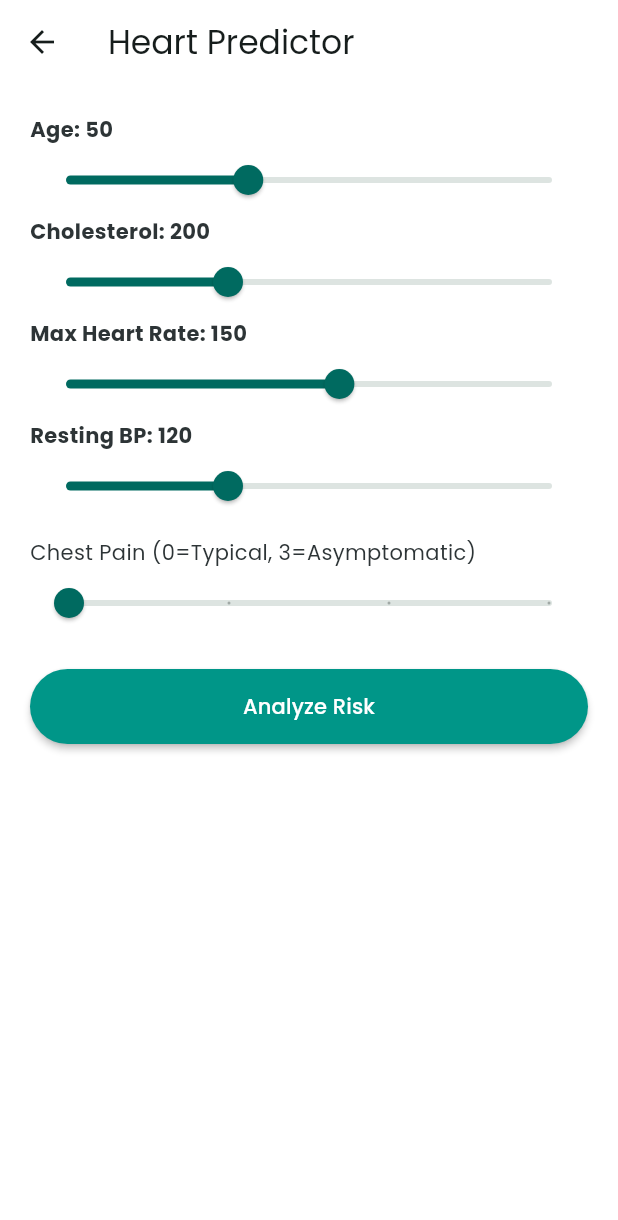
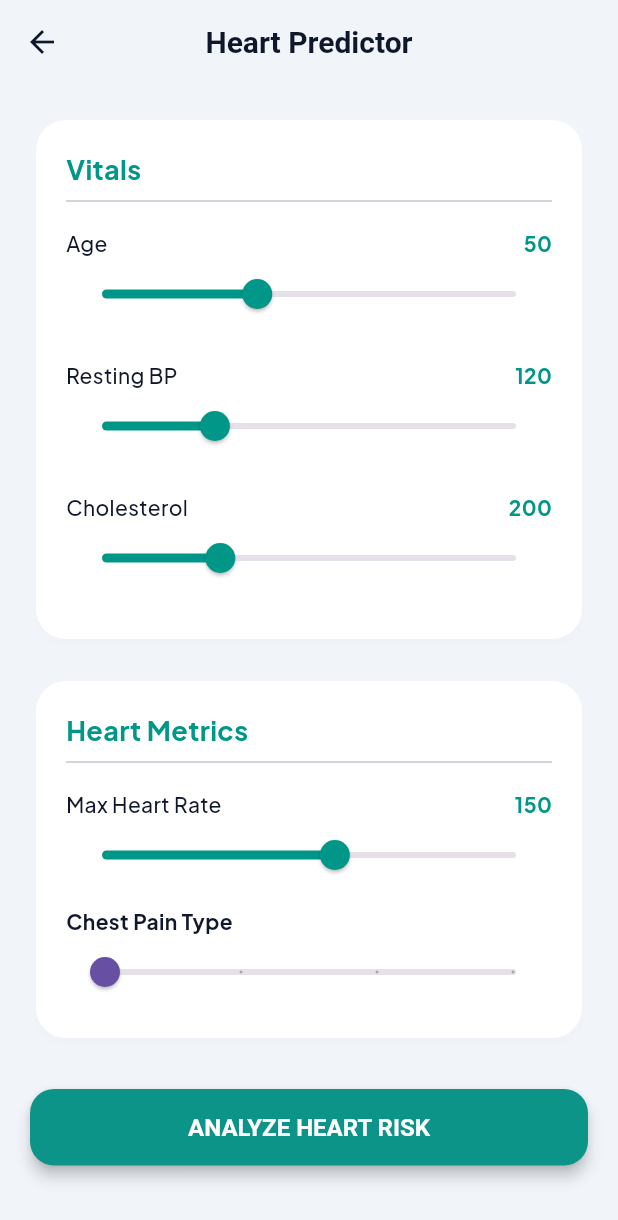
Before and after one commit to abhinavtech23/DILPROTEK, a Flutter app: the screen it shows once a user with an empty profile is signed in, after a tap on "Heart Risk Predictor", on a phone screen of 412 x 824 dp. Shown: the top 1220 px of the screen. Run offline on Flutter 3.47's test engine with Material 3 defaults, Android fonts, the light colour scheme and no system bars; our stand-ins replace camera, cloud_firestore, csv, firebase_auth, firebase_core, flutter_markdown and 3 more; missing offline and left inert: google_mlkit_image_labeling, google_mlkit_text_recognition, model_viewer_plus, record; accounts and stored records are empty; network calls fail.

Commit message:
Update app features: add AI doctor sheet, food item model, and screens

```diff
--- /dev/null
+++ b/devtools_options.yaml
@@ -0,0 +1,3 @@
+description: This file stores settings for Dart & Flutter DevTools.
+documentation: https://docs.flutter.dev/tools/devtools/extensions#configure-extension-enablement-states
+extensions:
--- a/lib/core/theme/app_theme.dart
+++ b/lib/core/theme/app_theme.dart
@@ -2,62 +2,52 @@ import 'package:flutter/material.dart';
 import 'package:google_fonts/google_fonts.dart';
 
 class AppTheme {
-  // Medical Color Palette
-  static const Color primaryTeal = Color(0xFF009688);
-  static const Color alertRed = Color(0xFFFF5252);
-  static const Color calmBlue = Color(0xFFE3F2FD);
-  static const Color textDark = Color(0xFF2D3436);
+  // 🏥 Modern Medical Palette
+  static const Color primaryTeal = Color(0xFF0D9488); // Darker, richer teal
+  static const Color secondaryTeal = Color(0xFF2DD4BF); // Brighter accent
+  static const Color alertRed = Color(0xFFEF4444);
+  static const Color safeGreen = Color(0xFF10B981);
+  static const Color darkNavy = Color(0xFF0F172A); // Professional text color
+  static const Color softGrey = Color(0xFFF1F5F9); // Background
 
   static final ThemeData lightTheme = ThemeData(
     useMaterial3: true,
-    colorScheme: ColorScheme.fromSeed(
-      seedColor: primaryTeal,
-      secondary: alertRed,
-      surface: Colors.white,
-      background: const Color(0xFFF8F9FA), // Slight off-white for reduced eye strain
+    scaffoldBackgroundColor: softGrey,
+    primaryColor: primaryTeal,
+
+    // 🔤 Typography
+    textTheme: GoogleFonts.plusJakartaSansTextTheme().apply(
+      bodyColor: darkNavy,
+      displayColor: darkNavy,
     ),
 
-    // Typography: Poppins is modern and highly readable
-    textTheme: GoogleFonts.poppinsTextTheme().apply(
-      bodyColor: textDark,
-      displayColor: textDark,
+    // 🎨 AppBar Theme
+    appBarTheme: const AppBarTheme(
+      backgroundColor: Colors.transparent,
+      elevation: 0,
+      centerTitle: true,
+      titleTextStyle: TextStyle(color: darkNavy, fontSize: 20, fontWeight: FontWeight.bold),
+      iconTheme: IconThemeData(color: darkNavy),
     ),
 
-    // Card Styling: Soft shadows for depth
-    cardTheme: CardThemeData(
-      elevation: 4,
-      shadowColor: Colors.black.withOpacity(0.05),
-      shape: RoundedRectangleBorder(borderRadius: BorderRadius.circular(16)),
-      color: Colors.white,
-    ),
-
-    // Input Fields: Clean, filled style
-    inputDecorationTheme: InputDecorationTheme(
-      filled: true,
-      fillColor: Colors.grey.shade50,
-      border: OutlineInputBorder(
-        borderRadius: BorderRadius.circular(12),
-        borderSide: BorderSide(color: Colors.grey.shade300),
-      ),
-      enabledBorder: OutlineInputBorder(
-        borderRadius: BorderRadius.circular(12),
-        borderSide: BorderSide(color: Colors.grey.shade300),
-      ),
-      focusedBorder: OutlineInputBorder(
-        borderRadius: BorderRadius.circular(12),
-        borderSide: const BorderSide(color: primaryTeal, width: 2),
-      ),
-    ),
-
-    // Buttons: Prominent and pill-shaped
+    // 🔘 Button Theme (Pill shaped, gradient-like feel)
     elevatedButtonTheme: ElevatedButtonThemeData(
       style: ElevatedButton.styleFrom(
         backgroundColor: primaryTeal,
         foregroundColor: Colors.white,
-        padding: const EdgeInsets.symmetric(horizontal: 24, vertical: 16),
-        shape: RoundedRectangleBorder(borderRadius: BorderRadius.circular(30)),
-        elevation: 2,
+        elevation: 4,
+        padding: const EdgeInsets.symmetric(horizontal: 32, vertical: 16),
+        shape: RoundedRectangleBorder(borderRadius: BorderRadius.circular(16)),
+        textStyle: const TextStyle(fontSize: 16, fontWeight: FontWeight.w600),
       ),
+    ),
+
+    // 🃏 Card Theme
+    cardTheme: CardThemeData(
+      color: Colors.white,
+      elevation: 2,
+      shadowColor: Colors.black.withValues(alpha: 0.05),
+      shape: RoundedRectangleBorder(borderRadius: BorderRadius.circular(20)),
     ),
   );
 }
--- a/lib/main.dart
+++ b/lib/main.dart
@@ -1,6 +1,6 @@
 import 'package:flutter/material.dart';
 import 'package:firebase_core/firebase_core.dart';
-import 'firebase_options.dart'; // Generated by 'flutterfire configure'
+import 'firebase_options.dart';
 import 'core/theme/app_theme.dart';
 import 'data/services/auth_service.dart';
 import 'presentation/screens/home/home_screen.dart';
--- a/lib/presentation/screens/auth/login_screen.dart
+++ b/lib/presentation/screens/auth/login_screen.dart
@@ -1,74 +1,87 @@
 import 'package:flutter/material.dart';
 import '../../../data/services/auth_service.dart';
-import '../home/home_screen.dart'; // ✅ Added Import for Home Screen
+import '../home/home_screen.dart';
 
 class LoginScreen extends StatefulWidget {
   const LoginScreen({super.key});
-
   @override
   State<LoginScreen> createState() => _LoginScreenState();
 }
 
 class _LoginScreenState extends State<LoginScreen> {
-  // We keep this just in case you want to fix auth later
-  final AuthService auth = AuthService();
+  final AuthService _auth = AuthService();
   bool _isLoading = false;
 
-  void _handleLogin() {
+  void _handleLogin() async {
     setState(() => _isLoading = true);
 
-    print("🚀 Button Clicked: Navigating to Home...");
+    // ✅ Real Authentication
+    final user = await _auth.signInAnonymously();
 
-    // ✅ FIX: Force Navigation after a short delay
-    // This ignores Firebase errors and takes you straight to the app.
-    Future.delayed(const Duration(milliseconds: 600), () {
     if (mounted) {
-        Navigator.pushReplacement(
-          context,
-          MaterialPageRoute(builder: (context) => const HomeScreen()),
+      setState(() => _isLoading = false);
+      if (user != null) {
+        // Success
+        Navigator.pushReplacement(context, MaterialPageRoute(builder: (_) => const HomeScreen()));
+      } else {
+        // Error handling
+        ScaffoldMessenger.of(context).showSnackBar(
+          SnackBar(
+            content: const Text("Login Failed. Check Internet."),
+            backgroundColor: Colors.red,
+            action: SnackBarAction(label: "Retry", textColor: Colors.white, onPressed: _handleLogin),
+          )
         );
       }
-    });
+    }
   }
 
   @override
   Widget build(BuildContext context) {
     return Scaffold(
-      backgroundColor: Colors.white,
-      body: Center(
+      backgroundColor: Colors.teal, // Full colored background
+      body: Stack(
+        children: [
+          // Background Design
+          Positioned(
+            top: -100, right: -100,
+            child: CircleAvatar(radius: 200, backgroundColor: Colors.white.withValues(alpha: 0.1)),
+          ),
+
+          Center(
+            child: Card(
+              margin: const EdgeInsets.all(30),
+              elevation: 10,
               child: Padding(
-          padding: const EdgeInsets.all(30.0),
+                padding: const EdgeInsets.all(40),
                 child: Column(
-            mainAxisAlignment: MainAxisAlignment.center,
+                  mainAxisSize: MainAxisSize.min,
                   children: [
-              const Icon(Icons.favorite_rounded, size: 80, color: Color(0xFF009688)),
+                    const Icon(Icons.favorite_rounded, size: 80, color: Colors.teal),
                     const SizedBox(height: 20),
-              const Text(
-                "DilProtek",
-                style: TextStyle(fontSize: 32, fontWeight: FontWeight.bold),
-              ),
-              const Text("AI Heart Defense System", style: TextStyle(color: Colors.grey)),
-              const SizedBox(height: 50),
+                    const Text("DilProtek", style: TextStyle(fontSize: 32, fontWeight: FontWeight.bold)),
+                    const Text("AI-Powered Cardiac Guard", style: TextStyle(color: Colors.grey)),
+                    const SizedBox(height: 40),
+
                     SizedBox(
                       width: double.infinity,
-                height: 55,
+                      height: 50,
                       child: ElevatedButton(
                         onPressed: _isLoading ? null : _handleLogin,
-                  style: ElevatedButton.styleFrom(
-                    backgroundColor: const Color(0xFF009688),
-                    foregroundColor: Colors.white,
-                    shape: RoundedRectangleBorder(borderRadius: BorderRadius.circular(12)),
-                  ),
                         child: _isLoading
                           ? const CircularProgressIndicator(color: Colors.white)
-                    : const Text("Enter App (Demo)", style: TextStyle(fontSize: 18, fontWeight: FontWeight.bold)),
-
+                          : const Text("Start Protection"),
+                      ),
+                    ),
+                    const SizedBox(height: 10),
+                    const Text("By continuing, you agree to our Terms.", style: TextStyle(fontSize: 10, color: Colors.grey)),
+                  ],
+                ),
+              ),
             ),
           ),
         ],
       ),
-        ),
-      ),
     );
   }
 }
--- a/lib/presentation/screens/food/food_screen.dart
+++ b/lib/presentation/screens/food/food_screen.dart
@@ -67,7 +67,7 @@ class _FoodScreenState extends State<FoodScreen> {
       }
 
     } catch (e) {
-      print("Scan Error: $e");
+      debugPrint("Scan Error: $e");
     } finally {
       if (mounted) setState(() => _scanning = false);
     }
--- a/lib/presentation/screens/heart/prediction_screen.dart
+++ b/lib/presentation/screens/heart/prediction_screen.dart
@@ -1,6 +1,7 @@
 import 'package:flutter/material.dart';
 import 'package:model_viewer_plus/model_viewer_plus.dart';
 import '../../../data/services/api_service.dart';
+import '../../widgets/ai_doctor_sheet.dart'; // Import the new widget
 
 class HeartPredictionScreen extends StatefulWidget {
   const HeartPredictionScreen({super.key});
@@ -9,50 +10,80 @@ class HeartPredictionScreen extends StatefulWidget {
 }
 
 class _HeartPredictionScreenState extends State<HeartPredictionScreen> {
-  // Inputs matching your CSV columns
-  double age = 50, sex = 1, cp = 0, trtbps = 120, chol = 200, fbs = 0, restecg = 0, thalachh = 150, exng = 0, caa = 0;
+  // Default values
+  double age = 50, chol = 200, thalachh = 150, trtbps = 120, cp = 0;
   bool _loading = false;
 
   void _analyze() async {
     setState(() => _loading = true);
+
+    // 1. Get Prediction
     final risk = await ApiService.predictHeartRisk({
-      "age": age, "sex": sex, "cp": cp, "trtbps": trtbps,
-      "chol": chol, "fbs": fbs, "restecg": restecg,
-      "thalachh": thalachh, "exng": exng, "caa": caa
+      "age": age, "sex": 1, "cp": cp, "trtbps": trtbps,
+      "chol": chol, "fbs": 0, "restecg": 0, "thalachh": thalachh, "exng": 0, "caa": 0
     });
+
     if (!mounted) return;
     setState(() => _loading = false);
-    _showResult(risk);
+
+    // 2. Show Result + Trigger AI
+    _showResultDialog(risk);
   }
 
-  void _showResult(double risk) {
+  void _showResultDialog(double risk) {
+    bool isHighRisk = risk > 50;
+
     showModalBottomSheet(
       context: context,
       isScrollControlled: true,
+      backgroundColor: Colors.transparent,
       builder: (ctx) => Container(
         height: 600,
-        padding: const EdgeInsets.all(20),
+        decoration: const BoxDecoration(
+          color: Colors.white,
+          borderRadius: BorderRadius.vertical(top: Radius.circular(30)),
+        ),
+        padding: const EdgeInsets.all(25),
         child: Column(
           children: [
+            // 3D Heart
+            const SizedBox(height: 200, child: ModelViewer(
+              src: 'assets/lowpoly_human_heart.glb',
+              autoPlay: true, autoRotate: true, cameraControls: true,
+              backgroundColor: Colors.transparent,
+            )),
+
             Text("${risk.toStringAsFixed(1)}% Risk",
-              style: TextStyle(fontSize: 30, fontWeight: FontWeight.bold,
-              color: risk > 50 ? Colors.red : Colors.green)),
-            Expanded(
-              child: ModelViewer(
-                // ✅ Use a valid 3D model URL
-                // If you have a local asset, use 'assets/heart.glb' and add it to pubspec.yaml
-                src: 'assets/lowpoly_human_heart.glb',
+              style: TextStyle(fontSize: 40, fontWeight: FontWeight.bold,
+              color: isHighRisk ? Colors.red : Colors.green)),
 
-                // ❌ REMOVED: animationSpeed (This caused the error)
+            const SizedBox(height: 10),
+            Text(isHighRisk ? "Action Required" : "Heart is Healthy",
+                 style: const TextStyle(fontSize: 18, fontWeight: FontWeight.w500)),
 
-                // ✅ ADDED: autoPlay (Ensures the animation moves)
-                autoPlay: true,
-                autoRotate: true,
-                cameraControls: true,
-                backgroundColor: Colors.transparent,
+            const Spacer(),
+
+            // AI Doctor Button
+            SizedBox(
+              width: double.infinity,
+              child: ElevatedButton.icon(
+                icon: const Icon(Icons.chat_bubble_outline),
+                label: const Text("Get AI Doctor Advice"),
+                style: ElevatedButton.styleFrom(backgroundColor: Colors.teal),
+                onPressed: () {
+                  Navigator.pop(ctx); // Close current sheet
+                  // Open AI Doctor
+                  showModalBottomSheet(
+                    context: context,
+                    isScrollControlled: true,
+                    builder: (_) => AiDoctorSheet(
+                      contextData: "Patient Risk: $risk%. Age: $age. Chol: $chol.",
+                      initialPrompt: "The patient has a $risk% heart disease risk. Provide a diet plan, exercise routine, and immediate precautions.",
+                    )
+                  );
+                },
               ),
-            ),
-            const Text("Digital Twin Simulation Active", style: TextStyle(color: Colors.grey))
+            )
           ],
         ),
       )
@@ -63,34 +94,63 @@ class _HeartPredictionScreenState extends State<HeartPredictionScreen> {
   Widget build(BuildContext context) {
     return Scaffold(
       appBar: AppBar(title: const Text("Heart Predictor")),
-      body: ListView(
+      body: SingleChildScrollView(
         padding: const EdgeInsets.all(20),
+        child: Column(
           children: [
+            _buildCard("Vitals", [
                _slider("Age", age, 20, 100, (v) => age = v),
-          _slider("Cholesterol", chol, 100, 400, (v) => chol = v),
+               _slider("Resting BP", trtbps, 90, 200, (v) => trtbps = v),
+               _slider("Cholesterol", chol, 120, 400, (v) => chol = v),
+            ]),
+            const SizedBox(height: 20),
+            _buildCard("Heart Metrics", [
                _slider("Max Heart Rate", thalachh, 60, 220, (v) => thalachh = v),
-          _slider("Resting BP", trtbps, 80, 200, (v) => trtbps = v),
-          const SizedBox(height: 10),
-          const Text("Chest Pain (0=Typical, 3=Asymptomatic)"),
-          Slider(value: cp, min: 0, max: 3, divisions: 3, label: cp.round().toString(), onChanged: (v) => setState(() => cp = v)),
-          const SizedBox(height: 20),
-          ElevatedButton(
+               const Text("Chest Pain Type", style: TextStyle(fontWeight: FontWeight.bold)),
+               Slider(value: cp, min: 0, max: 3, divisions: 3, label: ["Typical", "Atypical", "Non-anginal", "Asymptomatic"][cp.toInt()], onChanged: (v) => setState(() => cp = v)),
+            ]),
+            const SizedBox(height: 30),
+            SizedBox(
+              width: double.infinity,
+              child: ElevatedButton(
                 onPressed: _loading ? null : _analyze,
-            style: ElevatedButton.styleFrom(backgroundColor: Colors.teal, padding: const EdgeInsets.all(15)),
-            child: _loading ? const CircularProgressIndicator() : const Text("Analyze Risk"),
+                child: _loading ? const CircularProgressIndicator(color: Colors.white) : const Text("ANALYZE HEART RISK"),
+              ),
             )
           ],
+        ),
+      ),
+    );
+  }
+
+  Widget _buildCard(String title, List<Widget> children) {
+    return Card(
+      child: Padding(
+        padding: const EdgeInsets.all(20),
+        child: Column(
+          crossAxisAlignment: CrossAxisAlignment.start,
+          children: [
+            Text(title, style: const TextStyle(fontSize: 18, fontWeight: FontWeight.bold, color: Colors.teal)),
+            const Divider(),
+            ...children
+          ],
+        ),
       ),
     );
   }
 
   Widget _slider(String label, double val, double min, double max, Function(double) set) {
-    return Column(
-      crossAxisAlignment: CrossAxisAlignment.start,
+    return Padding(
+      padding: const EdgeInsets.symmetric(vertical: 10),
+      child: Column(
         children: [
-        Text("$label: ${val.toInt()}", style: const TextStyle(fontWeight: FontWeight.bold)),
-        Slider(value: val, min: min, max: max, onChanged: (v) => setState(() => set(v))),
+          Row(mainAxisAlignment: MainAxisAlignment.spaceBetween, children: [
+            Text(label, style: const TextStyle(fontWeight: FontWeight.w500)),
+            Text(val.toInt().toString(), style: const TextStyle(fontWeight: FontWeight.bold, color: Colors.teal)),
+          ]),
+          Slider(value: val, min: min, max: max, activeColor: Colors.teal, onChanged: (v) => setState(() => set(v))),
         ],
+      ),
     );
   }
 }
--- a/lib/presentation/screens/home/home_screen.dart
+++ b/lib/presentation/screens/home/home_screen.dart
@@ -78,7 +78,7 @@ class HomeScreen extends StatelessWidget {
         decoration: BoxDecoration(
           color: const Color(0xFFFF6F61), // Coral color
           borderRadius: BorderRadius.circular(20),
-          boxShadow: [BoxShadow(color: Colors.red.withOpacity(0.3), blurRadius: 10)]
+          boxShadow: [BoxShadow(color: Colors.red.withValues(alpha: 0.3), blurRadius: 10)]
         ),
         child: const Row(
           children: [
@@ -106,7 +106,7 @@ class HomeScreen extends StatelessWidget {
         decoration: BoxDecoration(
           color: Colors.white,
           borderRadius: BorderRadius.circular(20),
-          boxShadow: [BoxShadow(color: Colors.grey.withOpacity(0.1), blurRadius: 5)]
+          boxShadow: [BoxShadow(color: Colors.grey.withValues(alpha: 0.1), blurRadius: 5)]
         ),
         child: Column(
           mainAxisAlignment: MainAxisAlignment.center,
--- a/lib/presentation/screens/voice/voice_stress_screen.dart
+++ b/lib/presentation/screens/voice/voice_stress_screen.dart
@@ -79,7 +79,7 @@ class _VoiceScreenState extends State<VoiceScreen> {
                   value: _stressScore / 100,
                   strokeWidth: 10,
                   color: Colors.red,
-                  backgroundColor: Colors.green.withOpacity(0.3)
+                  backgroundColor: Colors.green.withValues(alpha: 0.3)
                 ),
                 Text("${_stressScore.toInt()}", style: const TextStyle(fontSize: 40, fontWeight: FontWeight.bold)),
               ],
--- a/lib/presentation/widgets/digital_heart_twin.dart
+++ b/lib/presentation/widgets/digital_heart_twin.dart
@@ -11,8 +11,8 @@ class DigitalHeartTwin extends StatelessWidget {
     // 🧠 Visualization Logic:
     // If risk is High (>50%), make background red-tinted.
     Color bgColor = riskScore > 50
-        ? Colors.red.withOpacity(0.1)
-        : Colors.blue.withOpacity(0.1);
+        ? Colors.red.withValues(alpha: 0.1)
+        : Colors.blue.withValues(alpha: 0.1);
 
     return Container(
       height: 350,
@@ -21,7 +21,7 @@ class DigitalHeartTwin extends StatelessWidget {
         color: bgColor,
         borderRadius: BorderRadius.circular(24),
         border: Border.all(
-          color: riskScore > 50 ? Colors.red.withOpacity(0.3) : Colors.teal.withOpacity(0.3),
+          color: riskScore > 50 ? Colors.red.withValues(alpha: 0.3) : Colors.teal.withValues(alpha: 0.3),
           width: 2,
         ),
       ),
--- a/pubspec.yaml
+++ b/pubspec.yaml
@@ -7,6 +7,7 @@ environment:
 dependencies:
   flutter:
     sdk: flutter
+
 
   # Firebase
   firebase_core: ^2.24.2
@@ -34,6 +35,7 @@ dependencies:
   cupertino_icons: ^1.0.2
   image_picker: ^1.2.1
   google_mlkit_text_recognition: ^0.13.0
+  flutter_markdown: ^0.7.7+1
 
 flutter:
   uses-material-design: true
@@ -46,4 +48,6 @@ dependency_overrides:
   record_platform_interface: ^1.1.0
   record_linux: ^1.0.0
 dev_dependencies:
+  flutter_test:
+    sdk: flutter
   flutter_lints: ^6.0.0
```
Also changed, not shown: lib/data/services/api_service.dart (+9 -6 lines), lib/presentation/widgets/ai_doctor_sheet.dart (added, +143 -0 lines), lib/report/report_screen.dart (+63 -108 lines), lib/data/models/food_item.dart (added), lib/screens/chatscreen.dart (added), lib/screens/doctorscreen.dart (added), lib/screens/health_detectionscreen.dart (added), pubspec.lock, 2 other files. Lines whose indentation alone changed are shown as unchanged.
